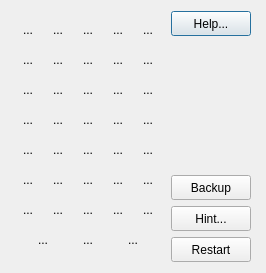
Above: ZBridge/cbiddialog.ui from erik-knudsen/BridgeZ before the change. Below: the same form after it.
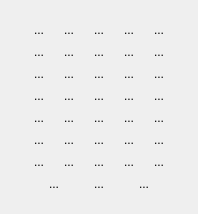
That is the form after the change. Icons and pictures are not drawn.

```diff
--- a/ZBridge/cbiddialog.ui
+++ b/ZBridge/cbiddialog.ui
@@ -6,8 +6,8 @@
    <rect>
     <x>0</x>
     <y>0</y>
-    <width>266</width>
-    <height>273</height>
+    <width>198</width>
+    <height>214</height>
    </rect>
   </property>
   <property name="sizePolicy">
@@ -1115,111 +1115,6 @@
        </item>
       </layout>
      </item>
-     <item>
-      <layout class="QVBoxLayout" name="verticalLayout_4">
-       <item>
-        <widget class="QPushButton" name="help">
-         <property name="sizePolicy">
-          <sizepolicy hsizetype="Fixed" vsizetype="Fixed">
-           <horstretch>0</horstretch>
-           <verstretch>0</verstretch>
-          </sizepolicy>
-         </property>
-         <property name="minimumSize">
-          <size>
-           <width>60</width>
-           <height>25</height>
-          </size>
-         </property>
-         <property name="toolTip">
-          <string>Help on using this dialog</string>
-         </property>
-         <property name="text">
-          <string>Help...</string>
-         </property>
-        </widget>
-       </item>
-       <item>
-        <spacer name="verticalSpacer">
-         <property name="orientation">
-          <enum>Qt::Vertical</enum>
-         </property>
-         <property name="sizeHint" stdset="0">
-          <size>
-           <width>20</width>
-           <height>40</height>
-          </size>
-         </property>
-        </spacer>
-       </item>
-       <item>
-        <widget class="QPushButton" name="bidBackup">
-         <property name="sizePolicy">
-          <sizepolicy hsizetype="Fixed" vsizetype="Fixed">
-           <horstretch>0</horstretch>
-           <verstretch>0</verstretch>
-          </sizepolicy>
-         </property>
-         <property name="minimumSize">
-          <size>
-           <width>60</width>
-           <height>25</height>
-          </size>
-         </property>
-         <property name="toolTip">
-          <string>Backup one bid</string>
-         </property>
-         <property name="text">
-          <string>Backup</string>
-         </property>
-        </widget>
-       </item>
-       <item>
-        <widget class="QPushButton" name="bidHint">
-         <property name="sizePolicy">
-          <sizepolicy hsizetype="Fixed" vsizetype="Fixed">
-           <horstretch>0</horstretch>
-           <verstretch>0</verstretch>
-          </sizepolicy>
-         </property>
-         <property name="minimumSize">
-          <size>
-           <width>60</width>
-           <height>25</height>
-          </size>
-         </property>
-         <property name="toolTip">
-          <string>Get a bidding hint</string>
-         </property>
-         <property name="text">
-          <string>Hint...</string>
-         </property>
-        </widget>
-       </item>
-       <item>
-        <widget class="QPushButton" name="bidRestart">
-         <property name="sizePolicy">
-          <sizepolicy hsizetype="Fixed" vsizetype="Fixed">
-           <horstretch>0</horstretch>
-           <verstretch>0</verstretch>
-          </sizepolicy>
-         </property>
-         <property name="minimumSize">
-          <size>
-           <width>60</width>
-           <height>25</height>
-          </size>
-         </property>
-         <property name="toolTip">
-          <string>Restart the bidding</string>
-         </property>
-         <property name="text">
-          <string>Restart</string>
-         </property>
-        </widget>
-       </item>
-      </layout>
-     </item>
     </layout>
    </item>
   </layout>
```
Left out of the diff: 4 changed lines with no effect on the pictures.
